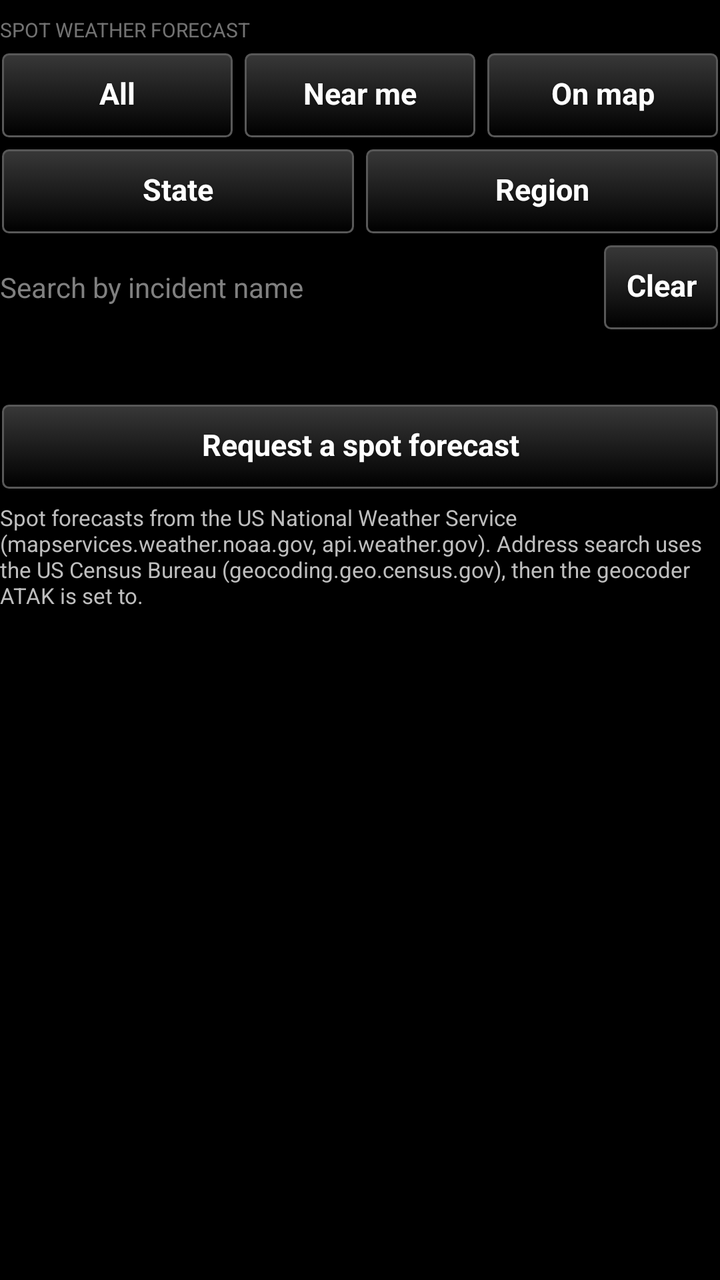
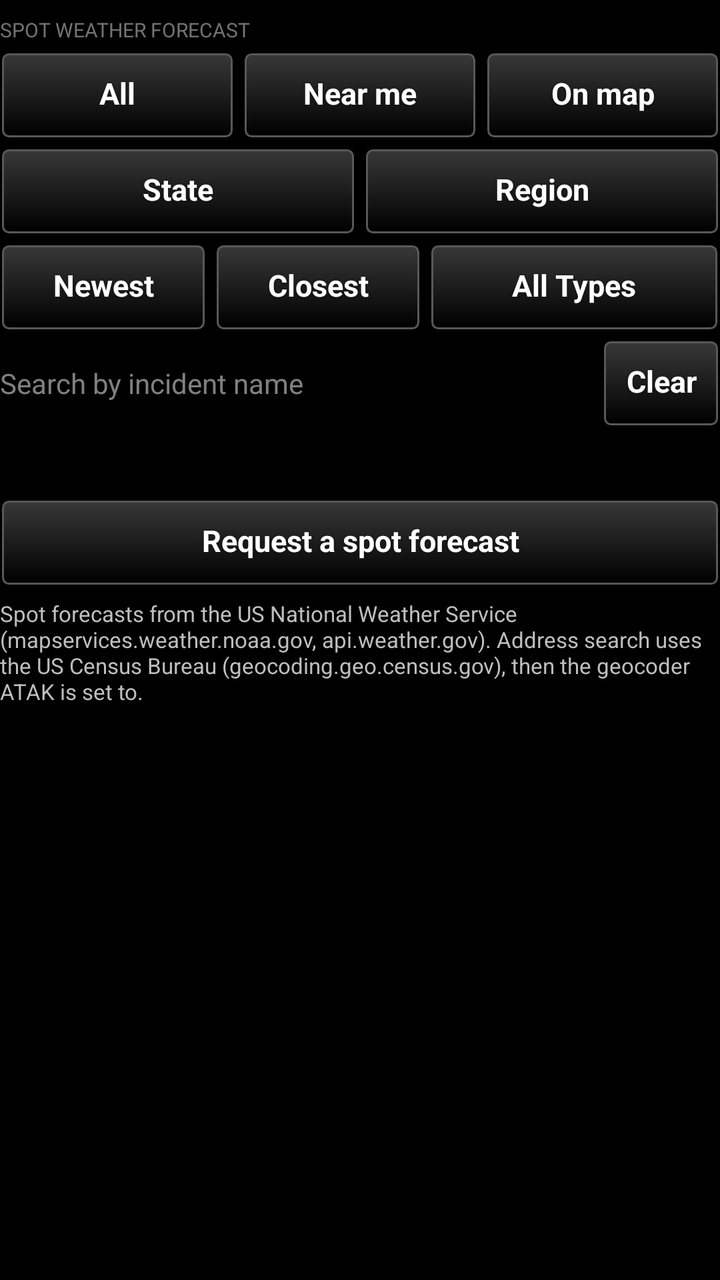

Two renders of the same Android screen: before a commit and after it. Below are the layout's source before the change and the commit's diff.
<!-- AndroidManifest.xml: application theme AppTheme -->
<!-- res/layout/page_spot.xml -->
<?xml version="1.0" encoding="utf-8"?>
<ScrollView xmlns:android="http://schemas.android.com/apk/res/android"
    android:layout_width="match_parent"
    android:layout_height="match_parent"
    android:fadeScrollbars="false"
    android:focusableInTouchMode="true"
    android:descendantFocusability="beforeDescendants">

    <LinearLayout
        android:layout_width="match_parent"
        android:layout_height="wrap_content"
        android:orientation="vertical"
        android:paddingBottom="8dp">

        <TextView
            android:layout_width="match_parent"
            android:layout_height="wrap_content"
            android:text="@string/heading_spot"
            android:textSize="10sp"
            android:textAllCaps="true"
            android:paddingTop="8dp"
            android:alpha="0.6" />

        
        <LinearLayout
            android:id="@+id/spot_gate"
            android:layout_width="match_parent"
            android:layout_height="wrap_content"
            android:orientation="vertical"
            android:visibility="gone">

            <TextView
                android:layout_width="match_parent"
                android:layout_height="wrap_content"
                android:layout_marginTop="6dp"
                android:textColor="@color/white"
                android:textSize="14sp"
                android:text="@string/spot_gate_text" />

            <Button
                android:id="@+id/spot_load"
                style="@style/TakwerxButton"
                android:layout_width="match_parent"
                android:layout_height="wrap_content"
                android:layout_marginTop="6dp"
                android:text="@string/spot_load" />
        </LinearLayout>

        
        <LinearLayout
            android:id="@+id/spot_browse"
            android:layout_width="match_parent"
            android:layout_height="wrap_content"
            android:orientation="vertical">

            <LinearLayout
                android:layout_width="match_parent"
                android:layout_height="wrap_content"
                android:layout_marginTop="4dp"
                android:orientation="horizontal">

                <Button
                    android:id="@+id/spot_all"
                    style="@style/TakwerxButton"
                    android:layout_width="0dp"
                    android:layout_weight="1"
                    android:layout_height="wrap_content"
                    android:layout_marginRight="4dp"
                    android:text="@string/spot_all" />

                <Button
                    android:id="@+id/spot_near"
                    style="@style/TakwerxButton"
                    android:layout_width="0dp"
                    android:layout_weight="1"
                    android:layout_height="wrap_content"
                    android:layout_marginRight="4dp"
                    android:text="@string/spot_near" />

                <Button
                    android:id="@+id/spot_map"
                    style="@style/TakwerxButton"
                    android:layout_width="0dp"
                    android:layout_weight="1"
                    android:layout_height="wrap_content"
                    android:text="@string/spot_map" />
            </LinearLayout>

            <LinearLayout
                android:layout_width="match_parent"
                android:layout_height="wrap_content"
                android:layout_marginTop="4dp"
                android:orientation="horizontal">

                <Button
                    android:id="@+id/spot_state"
                    style="@style/TakwerxButton"
                    android:layout_width="0dp"
                    android:layout_weight="1"
                    android:layout_height="wrap_content"
                    android:layout_marginRight="4dp"
                    android:text="@string/spot_state" />

                <Button
                    android:id="@+id/spot_region"
                    style="@style/TakwerxButton"
                    android:layout_width="0dp"
                    android:layout_weight="1"
                    android:layout_height="wrap_content"
                    android:text="@string/spot_region" />
            </LinearLayout>

            
            <LinearLayout
                android:id="@+id/spot_search_row"
                android:layout_width="match_parent"
                android:layout_height="wrap_content"
                android:layout_marginTop="4dp"
                android:orientation="horizontal"
                android:baselineAligned="false">

                
                <EditText
                    android:id="@+id/spot_search"
                    android:layout_width="0dp"
                    android:layout_weight="1"
                    android:layout_height="wrap_content"
                    android:layout_gravity="center_vertical"
                    android:hint="@string/spot_search_hint"
                    android:inputType="text"
                    android:imeOptions="actionSearch|flagNoExtractUi"
                    android:maxLines="1"
                    android:textSize="14sp" />

                
                <TextView
                    android:id="@+id/spot_search_count"
                    android:layout_width="wrap_content"
                    android:layout_height="wrap_content"
                    android:layout_gravity="center_vertical"
                    android:minWidth="64dp"
                    android:gravity="center"
                    android:textColor="@color/white"
                    android:textSize="14sp"
                    android:text="" />

                <Button
                    android:id="@+id/spot_search_clear"
                    style="@style/TakwerxButton"
                    android:layout_width="wrap_content"
                    android:layout_height="wrap_content"
                    android:layout_gravity="center_vertical"
                    android:text="@string/clear" />
            </LinearLayout>

            <TextView
                android:id="@+id/spot_status"
                android:layout_width="match_parent"
                android:layout_height="wrap_content"
                android:layout_marginTop="6dp"
                android:textColor="@color/white"
                android:textSize="13sp"
                android:text="" />

            <LinearLayout
                android:id="@+id/spot_list"
                android:layout_width="match_parent"
                android:layout_height="wrap_content"
                android:orientation="vertical" />
        </LinearLayout>

        
        <LinearLayout
            android:id="@+id/spot_detail"
            android:layout_width="match_parent"
            android:layout_height="wrap_content"
            android:orientation="vertical"
            android:visibility="gone">

            <LinearLayout
                android:layout_width="match_parent"
                android:layout_height="wrap_content"
                android:layout_marginTop="4dp"
                android:orientation="horizontal">

                <Button
                    android:id="@+id/spot_back"
                    style="@style/TakwerxButton"
                    android:layout_width="0dp"
                    android:layout_weight="1"
                    android:layout_height="wrap_content"
                    android:layout_marginRight="4dp"
                    android:text="@string/back" />

                <Button
                    android:id="@+id/spot_goto"
                    style="@style/TakwerxButton"
                    android:layout_width="0dp"
                    android:layout_weight="1"
                    android:layout_height="wrap_content"
                    android:text="@string/go_to" />
            </LinearLayout>

            <TextView
                android:id="@+id/spot_detail_title"
                android:layout_width="match_parent"
                android:layout_height="wrap_content"
                android:layout_marginTop="8dp"
                android:textColor="@color/white"
                android:textSize="17sp"
                android:textStyle="bold"
                android:text="" />

            <TextView
                android:id="@+id/spot_detail_facts"
                android:layout_width="match_parent"
                android:layout_height="wrap_content"
                android:layout_marginTop="4dp"
                android:textColor="@color/white"
                android:textSize="14sp"
                android:lineSpacingExtra="2dp"
                android:text="" />

            <TextView
                android:layout_width="match_parent"
                android:layout_height="wrap_content"
                android:layout_marginTop="10dp"
                android:text="@string/heading_spot_forecast"
                android:textSize="10sp"
                android:textAllCaps="true"
                android:alpha="0.6" />

            
            <HorizontalScrollView
                android:layout_width="match_parent"
                android:layout_height="wrap_content"
                android:layout_marginTop="4dp">

                <TextView
                    android:id="@+id/spot_detail_text"
                    android:layout_width="wrap_content"
                    android:layout_height="wrap_content"
                    android:textColor="@color/white"
                    android:textSize="12sp"
                    android:typeface="monospace"
                    android:textIsSelectable="true"
                    android:text="" />
            </HorizontalScrollView>

            <Button
                android:id="@+id/spot_open"
                style="@style/TakwerxButton"
                android:layout_width="match_parent"
                android:layout_height="wrap_content"
                android:layout_marginTop="6dp"
                android:text="@string/spot_open_browser"
                android:visibility="gone" />
        </LinearLayout>

        <Button
            android:id="@+id/spot_request"
            style="@style/TakwerxButton"
            android:layout_width="match_parent"
            android:layout_height="wrap_content"
            android:layout_marginTop="12dp"
            android:text="@string/spot_request" />

        <TextView
            android:id="@+id/spot_attribution"
            android:layout_width="match_parent"
            android:layout_height="wrap_content"
            android:textSize="11sp"
            android:layout_marginTop="@dimen/auto_margin"
            android:text="@string/credit_spot" />
    </LinearLayout>
</ScrollView>
<!-- resources referenced by this layout -->
<resources>
  <color name="white">#ffffff</color>
  <dimen name="auto_margin">6dp</dimen>
  <string name="back">Back</string>
  <string name="clear">Clear</string>
  <string name="credit_spot">Spot forecasts from the US National Weather Service (mapservices.weather.noaa.gov, api.weather.gov). Address search uses the US Census Bureau (geocoding.geo.census.gov), then the geocoder ATAK is set to.</string>
  <string name="go_to">Go to</string>
  <string name="heading_spot">Spot Weather Forecast</string>
  <string name="heading_spot_forecast">Forecast</string>
  <string name="spot_all">All</string>
  <string name="spot_gate_text">Every spot forecast request the National Weather Service has open, with the forecast they issued for each. Narrow it to near you, the map, a state or a region.</string>
  <string name="spot_load">Show spot forecasts</string>
  <string name="spot_map">On map</string>
  <string name="spot_near">Near me</string>
  <string name="spot_open_browser">Open on spot.weather.gov</string>
  <string name="spot_region">Region</string>
  <string name="spot_request">Request a spot forecast</string>
  <string name="spot_search_hint">Search by incident name</string>
  <string name="spot_state">State</string>
  <style name="TakwerxButton" parent="@style/darkButton">
          <item name="android:paddingLeft">12dp</item>
          <item name="android:paddingRight">12dp</item>
          <item name="android:paddingTop">6dp</item>
          <item name="android:paddingBottom">8dp</item>
          <item name="android:minHeight">44dp</item>
          <item name="android:minWidth">0dp</item>
          <item name="android:textSize">15sp</item>
          <item name="android:singleLine">true</item>
          <item name="android:ellipsize">end</item>
      </style>
  <style name="AppTheme" parent="@android:style/Theme.Holo">
          <item name="android:buttonStyle">@android:style/Widget.Button</item>
          <item name="android:imageButtonStyle">@android:style/Widget.Button</item>
          <item name="android:buttonStyleToggle">@android:style/Widget.Button</item>
          <item name="android:spinnerStyle">@style/ATAKSpinner</item>
          <item name="android:spinnerItemStyle">@style/ATAKSpinnerItem</item>
          <item name="android:editTextStyle">@style/ATAKEditText</item>
      </style>
  <style name="ATAKSpinner" parent="@android:style/Widget.Spinner">
          <item name="android:spinnerMode">dialog</item>
      </style>
  <style name="ATAKSpinnerItem">
          <item name="android:textColor">@android:color/white</item>
          <item name="android:dropDownVerticalOffset">0dip</item>
          <item name="android:dropDownHorizontalOffset">0dip</item>
          <item name="android:dropDownWidth">wrap_content</item>
          <item name="android:gravity">left|center_vertical</item>
      </style>
  <style name="ATAKEditText" parent="@android:style/Widget.EditText">
          
          
  
          
          <item name="android:imeOptions">flagNoFullscreen</item>
      </style>
  <color name="darker_gray">#121212</color>
  <dimen name="fontSize">14sp</dimen>
  <!-- drawable new_dark_button_disabled (drawable) -->
  <?xml version="1.0" encoding="utf-8"?>
  <layer-list xmlns:android="http://schemas.android.com/apk/res/android">
      <item android:bottom="1dp" android:right="1dp" android:left="1dp" android:top="1dp">
          <shape android:shape="rectangle">
              <corners android:radius="3dp" />
              <stroke
                  android:width="1dp"
                  android:color="#484848" />
              <solid android:color="#484848" />
          </shape>
      </item>
  </layer-list>
</resources>

<!-- the commit's change to res/layout/page_spot.xml (unified diff, before → after) -->
@@ -112,6 +112,40 @@
 
             
             <LinearLayout
+                android:layout_width="match_parent"
+                android:layout_height="wrap_content"
+                android:layout_marginTop="4dp"
+                android:orientation="horizontal">
+
+                <Button
+                    android:id="@+id/spot_sort_newest"
+                    style="@style/TakwerxButton"
+                    android:layout_width="0dp"
+                    android:layout_weight="1"
+                    android:layout_height="wrap_content"
+                    android:layout_marginRight="4dp"
+                    android:text="@string/spot_sort_newest" />
+
+                <Button
+                    android:id="@+id/spot_sort_closest"
+                    style="@style/TakwerxButton"
+                    android:layout_width="0dp"
+                    android:layout_weight="1"
+                    android:layout_height="wrap_content"
+                    android:layout_marginRight="4dp"
+                    android:text="@string/spot_sort_closest" />
+
+                <Button
+                    android:id="@+id/spot_kind"
+                    style="@style/TakwerxButton"
+                    android:layout_width="0dp"
+                    android:layout_weight="1.4"
+                    android:layout_height="wrap_content"
+                    android:text="@string/spot_kind_all" />
+            </LinearLayout>
+
+            
+            <LinearLayout
                 android:id="@+id/spot_search_row"
                 android:layout_width="match_parent"
                 android:layout_height="wrap_content"
<!-- resource entries referenced after the edit -->
@@ -10,6 +10,7 @@
   <string name="heading_spot_forecast">Forecast</string>
   <string name="spot_all">All</string>
   <string name="spot_gate_text">Every spot forecast request the National Weather Service has open, with the forecast they issued for each. Narrow it to near you, the map, a state or a region.</string>
+  <string name="spot_kind_all">All Types</string>
   <string name="spot_load">Show spot forecasts</string>
   <string name="spot_map">On map</string>
   <string name="spot_near">Near me</string>
@@ -17,6 +18,8 @@
   <string name="spot_region">Region</string>
   <string name="spot_request">Request a spot forecast</string>
   <string name="spot_search_hint">Search by incident name</string>
+  <string name="spot_sort_closest">Closest</string>
+  <string name="spot_sort_newest">Newest</string>
   <string name="spot_state">State</string>
   <style name="TakwerxButton" parent="@style/darkButton">
           <item name="android:paddingLeft">12dp</item>
